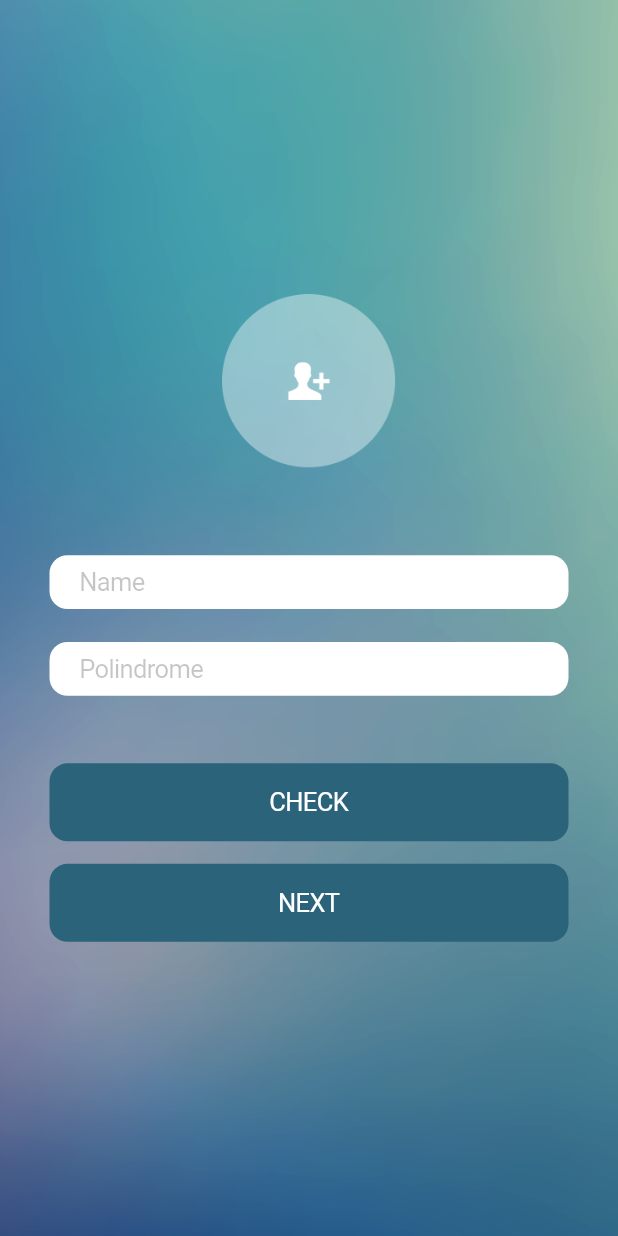
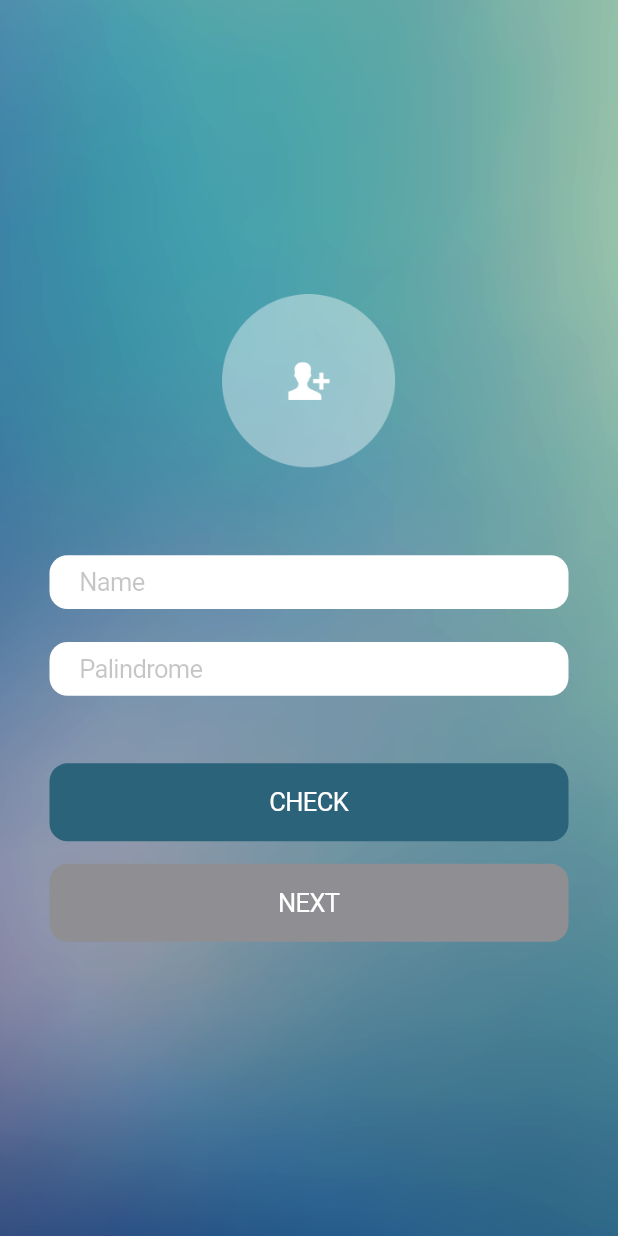
Before and after one commit to ryfazrin/Android_Dev_Test, a Flutter app: the screen it shows after launch, on a phone screen of 412 x 824 dp. Run offline on Flutter 3.47's test engine with Material 2 defaults, Android fonts, the phone set to English and light mode, and no system bars.

Commit message:
update: main

```diff
--- a/lib/main.dart
+++ b/lib/main.dart
@@ -1,3 +1,4 @@
+import 'package:android_dev_test/first_screen.dart';
 import 'package:flutter/cupertino.dart';
 import 'package:flutter/material.dart';
 
@@ -11,87 +12,12 @@ class MyApp extends StatelessWidget {
   // This widget is the root of your application.
   @override
   Widget build(BuildContext context) {
-    return CupertinoApp(
+    return const CupertinoApp(
       title: 'Flutter Demo',
       theme: CupertinoThemeData(
         primaryColor: Color(0xFF2B637B),
       ),
-      home: const MyHomePage(),
+      home: FirstScreen(),
     );
   }
 }
-
-class MyHomePage extends StatelessWidget {
-  const MyHomePage({Key? key}) : super(key: key);
-
-  @override
-  Widget build(BuildContext context) {
-    return CupertinoPageScaffold(
-      child: Container(
-        decoration: BoxDecoration(
-          image: DecorationImage(
-            image: AssetImage("assets/background.png"),
-            fit: BoxFit.cover,
-          ),
-        ),
-        child: Center(
-          child: Padding(
-            padding: const EdgeInsets.all(33.0),
-            child: Column(
-              mainAxisAlignment: MainAxisAlignment.center,
-              children: [
-                Image.asset("assets/btn_add_photo.png", width: 116),
-                SizedBox(height: 58.0),
-                CupertinoTextField(
-                  decoration: BoxDecoration(
-                    color: Colors.white,
-                    borderRadius: BorderRadius.all(Radius.circular(12.0)),
-                  ),
-                  placeholder: "Name",
-                  padding: EdgeInsets.only(
-                    top: 7.94,
-                    bottom: 7.94,
-                    left: 20,
-                    right: 16,
-                  ),
-                ),
-                SizedBox(height: 22.0),
-                CupertinoTextField(
-                  decoration: BoxDecoration(
-                    color: Colors.white,
-                    borderRadius: BorderRadius.all(Radius.circular(12.0)),
-                  ),
-                  placeholder: "Polindrome",
-                  padding: EdgeInsets.only(
-                    top: 7.94,
-                    bottom: 7.94,
-                    left: 20,
-                    right: 16,
-                  ),
-                ),
-                SizedBox(height: 45.0),
-                SizedBox(
-                  width: double.infinity,
-                  child: CupertinoButton.filled(
-                    borderRadius: BorderRadius.all(Radius.circular(12.0)),
-                    onPressed: () {},
-                    child: Text("CHECK"),
-                  ),
-                ),
-                SizedBox(height: 15.0),
-                SizedBox(
-                  width: double.infinity,
-                  child: CupertinoButton.filled(
-                    borderRadius: BorderRadius.all(Radius.circular(12.0)),
-                    onPressed: () {},
-                    child: Text("NEXT"),
-                  ),
-                ),
-              ],
-            ),
-          ),
-        ),
-      ),
-    );
-  }
-}
```
